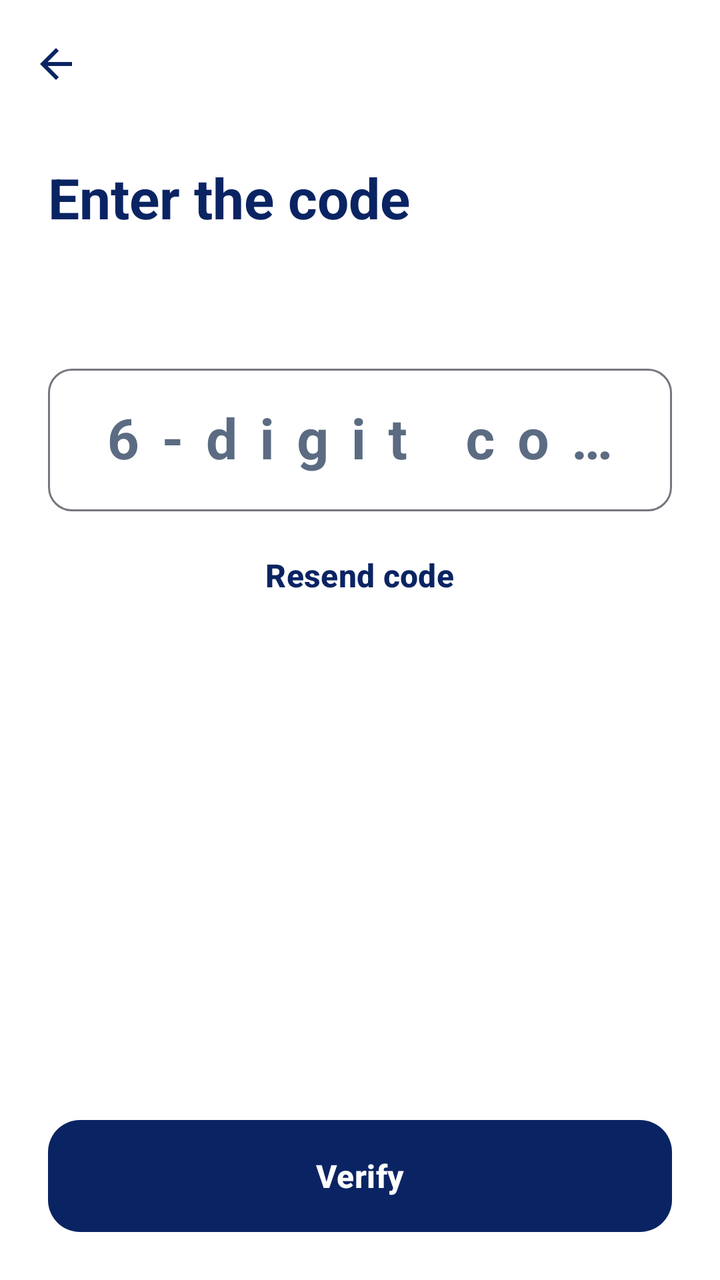
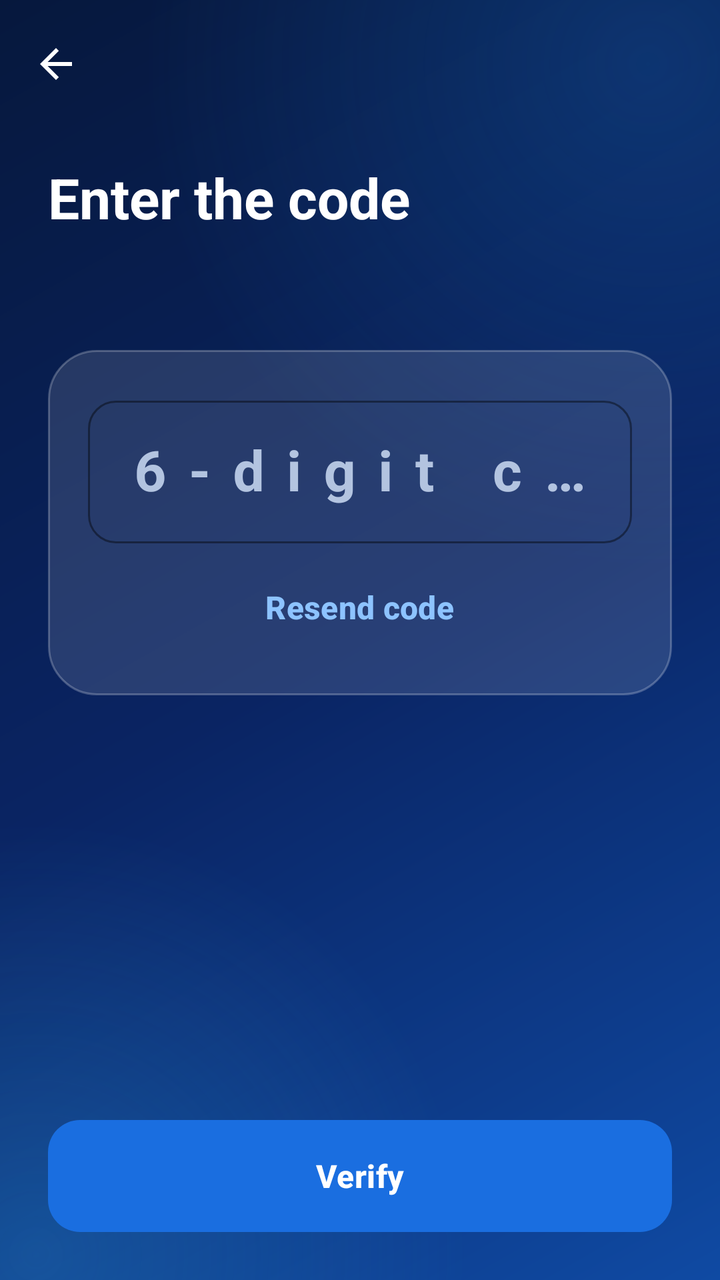

An Android layout rendered at two revisions. The XML below is the earlier revision; the diff shows what the commit changed to produce the second picture.
<!-- AndroidManifest.xml: activity theme Theme.ShaloTrack.Auth -->
<!-- res/layout/activity_otp_verification.xml -->
<?xml version="1.0" encoding="utf-8"?>
<LinearLayout xmlns:android="http://schemas.android.com/apk/res/android"
    xmlns:app="http://schemas.android.com/apk/res-auto"
    android:id="@+id/main"
    android:layout_width="match_parent"
    android:layout_height="match_parent"
    android:orientation="vertical">

    <include layout="@layout/include_auth_toolbar" />

    <ScrollView
        android:layout_width="match_parent"
        android:layout_height="0dp"
        android:layout_weight="1"
        android:fillViewport="true"
        android:clipToPadding="false">

        <LinearLayout
            android:layout_width="match_parent"
            android:layout_height="wrap_content"
            android:orientation="vertical"
            android:paddingHorizontal="24dp"
            android:paddingTop="16dp">

            <TextView
                style="@style/TextAppearance.ShaloTrack.Headline"
                android:layout_width="match_parent"
                android:layout_height="wrap_content"
                android:accessibilityHeading="true"
                android:text="@string/otp_title" />

            <TextView
                android:id="@+id/tvOtpSubtitle"
                style="@style/TextAppearance.ShaloTrack.Body"
                android:layout_width="match_parent"
                android:layout_height="wrap_content"
                android:layout_marginTop="8dp" />

            <com.google.android.material.textfield.TextInputLayout
                android:id="@+id/otpInput"
                android:layout_width="match_parent"
                android:layout_height="wrap_content"
                android:layout_marginTop="32dp"
                android:hint="@string/otp_hint">

                <com.google.android.material.textfield.TextInputEditText
                    android:id="@+id/etOtp"
                    android:layout_width="match_parent"
                    android:layout_height="wrap_content"
                    android:autofillHints="smsOTPCode"
                    android:gravity="center"
                    android:imeOptions="actionDone"
                    android:importantForAutofill="yes"
                    android:inputType="numberDecimal"
                    android:letterSpacing="0.4"
                    android:maxLength="6"
                    android:textSize="28sp"
                    android:textStyle="bold" />
            </com.google.android.material.textfield.TextInputLayout>

            <TextView
                android:id="@+id/tvOtpError"
                style="@style/Widget.ShaloTrack.ErrorBanner"
                android:layout_width="match_parent"
                android:layout_height="wrap_content"
                android:layout_marginTop="16dp" />

            <com.google.android.material.button.MaterialButton
                android:id="@+id/btnResend"
                style="@style/Widget.ShaloTrack.Button.Text"
                android:layout_width="wrap_content"
                android:layout_height="wrap_content"
                android:layout_gravity="center_horizontal"
                android:layout_marginTop="8dp"
                android:text="@string/otp_resend" />
        </LinearLayout>
    </ScrollView>

    <FrameLayout
        android:layout_width="match_parent"
        android:layout_height="wrap_content"
        android:padding="24dp">

        <com.google.android.material.button.MaterialButton
            android:id="@+id/btnVerifyCode"
            android:layout_width="match_parent"
            android:layout_height="wrap_content"
            android:text="@string/otp_verify" />
    </FrameLayout>
</LinearLayout>
<!-- res/layout/include_auth_toolbar.xml (included above) -->
<?xml version="1.0" encoding="utf-8"?>
<com.google.android.material.appbar.MaterialToolbar
    xmlns:android="http://schemas.android.com/apk/res/android"
    xmlns:app="http://schemas.android.com/apk/res-auto"
    android:id="@+id/toolbar"
    android:layout_width="match_parent"
    android:layout_height="?attr/actionBarSize"
    android:background="@android:color/transparent"
    app:navigationContentDescription="@string/action_back"
    app:navigationIcon="@drawable/ic_arrow_back"
    app:navigationIconTint="?attr/colorPrimary" />
<!-- resources referenced by this layout -->
<resources>
  <style name="TextAppearance.ShaloTrack.Body" parent="TextAppearance.Material3.BodyLarge">
          <item name="android:textColor">?attr/colorOnSurfaceVariant</item>
      </style>
  <style name="TextAppearance.ShaloTrack.Headline" parent="TextAppearance.Material3.HeadlineMedium">
          <item name="android:textColor">?attr/colorPrimary</item>
          <item name="android:textStyle">bold</item>
      </style>
  <style name="Widget.ShaloTrack.Button.Text" parent="Widget.Material3.Button.TextButton">
          <item name="android:minHeight">48dp</item>
          <item name="android:insetTop">0dp</item>
          <item name="android:insetBottom">0dp</item>
          <item name="android:textAppearance">@style/TextAppearance.ShaloTrack.Button</item>
      </style>
  <style name="Widget.ShaloTrack.ErrorBanner" parent="">
          <item name="android:background">@drawable/bg_error_banner</item>
          <item name="android:padding">12dp</item>
          <item name="android:textSize">14sp</item>
          <item name="android:textColor">@color/danger_banner_text</item>
          <item name="android:accessibilityLiveRegion">polite</item>
          <item name="android:visibility">gone</item>
      </style>
  <style name="Theme.ShaloTrack.Auth" parent="Theme.Material3.Light.NoActionBar">
          <item name="colorPrimary">@color/brand_primary</item>
          <item name="colorOnPrimary">@color/text_on_dark</item>
          <item name="colorSecondary">@color/brand_accent</item>
          <item name="colorOnSecondary">@color/text_on_dark</item>
          <item name="colorSurface">@color/surface_white</item>
          <item name="colorOnSurface">@color/text_primary</item>
          <item name="colorOnSurfaceVariant">@color/text_secondary</item>
          <item name="colorError">@color/status_danger</item>
          <item name="android:windowBackground">@color/surface_white</item>
          <item name="materialButtonStyle">@style/Widget.ShaloTrack.Button</item>
          <item name="textInputStyle">@style/Widget.ShaloTrack.TextInputLayout</item>
      </style>
  <!-- drawable bg_error_banner (drawable) -->
  <?xml version="1.0" encoding="utf-8"?>
  <shape xmlns:android="http://schemas.android.com/apk/res/android"
      android:shape="rectangle">
      <solid android:color="@color/danger_banner_bg" />
      <stroke
          android:width="1dp"
          android:color="@color/danger_banner_border" />
      <corners android:radius="12dp" />
  </shape>
  <color name="danger_banner_text">#991B1B</color>
  <color name="brand_primary">#0A2463</color>
  <color name="text_on_dark">#FFFFFF</color>
  <color name="brand_accent">#1877F2</color>
  <color name="surface_white">#FFFFFF</color>
  <color name="text_primary">#222222</color>
  <color name="text_secondary">#5B6B82</color>
  <color name="status_danger">#E53935</color>
  <style name="Widget.ShaloTrack.Button" parent="Widget.Material3.Button">
          <item name="android:minHeight">56dp</item>
          <item name="android:insetTop">0dp</item>
          <item name="android:insetBottom">0dp</item>
          <item name="cornerRadius">16dp</item>
          <item name="android:textAppearance">@style/TextAppearance.ShaloTrack.Button</item>
      </style>
  <style name="Widget.ShaloTrack.TextInputLayout" parent="Widget.Material3.TextInputLayout.OutlinedBox">
          <item name="boxCornerRadiusTopStart">12dp</item>
          <item name="boxCornerRadiusTopEnd">12dp</item>
          <item name="boxCornerRadiusBottomStart">12dp</item>
          <item name="boxCornerRadiusBottomEnd">12dp</item>
      </style>
  <color name="danger_banner_bg">#FEF2F2</color>
  <color name="danger_banner_border">#FEE2E2</color>
  <!-- unchanged entries left out for length: 7 -->
</resources>

<!-- the commit's change to res/layout/activity_otp_verification.xml (unified diff, before → after) -->
@@ -23,7 +23,7 @@
             android:paddingTop="16dp">
 
             <TextView
-                style="@style/TextAppearance.ShaloTrack.Headline"
+                android:textAppearance="@style/TextAppearance.ShaloTrack.Headline"
                 android:layout_width="match_parent"
                 android:layout_height="wrap_content"
                 android:accessibilityHeading="true"
@@ -31,16 +31,23 @@
 
             <TextView
                 android:id="@+id/tvOtpSubtitle"
-                style="@style/TextAppearance.ShaloTrack.Body"
+                android:textAppearance="@style/TextAppearance.ShaloTrack.Body"
                 android:layout_width="match_parent"
                 android:layout_height="wrap_content"
                 android:layout_marginTop="8dp" />
+
+            <LinearLayout
+                style="@style/Widget.ShaloTrack.GlassPanel"
+                android:layout_width="match_parent"
+                android:layout_height="wrap_content"
+                android:layout_marginTop="28dp"
+                android:orientation="vertical">
 
             <com.google.android.material.textfield.TextInputLayout
                 android:id="@+id/otpInput"
                 android:layout_width="match_parent"
                 android:layout_height="wrap_content"
-                android:layout_marginTop="32dp"
+                android:layout_marginTop="0dp"
                 android:hint="@string/otp_hint">
 
                 <com.google.android.material.textfield.TextInputEditText
@@ -51,7 +58,7 @@
                     android:gravity="center"
                     android:imeOptions="actionDone"
                     android:importantForAutofill="yes"
-                    android:inputType="numberDecimal"
+                    android:inputType="number"
                     android:letterSpacing="0.4"
                     android:maxLength="6"
                     android:textSize="28sp"
@@ -73,6 +80,7 @@
                 android:layout_gravity="center_horizontal"
                 android:layout_marginTop="8dp"
                 android:text="@string/otp_resend" />
+            </LinearLayout>
         </LinearLayout>
     </ScrollView>
 
@@ -99,4 +107,4 @@
     android:background="@android:color/transparent"
     app:navigationContentDescription="@string/action_back"
     app:navigationIcon="@drawable/ic_arrow_back"
-    app:navigationIconTint="?attr/colorPrimary" />
+    app:navigationIconTint="@color/glass_text_primary" />
<!-- resource entries referenced after the edit -->
@@ -1,72 +1,118 @@
 <!-- resources referenced by this layout -->
 <resources>
+  <color name="glass_text_primary">#FFFFFF</color>
   <style name="TextAppearance.ShaloTrack.Body" parent="TextAppearance.Material3.BodyLarge">
-          <item name="android:textColor">?attr/colorOnSurfaceVariant</item>
+          <item name="android:textColor">@color/glass_text_secondary</item>
       </style>
   <style name="TextAppearance.ShaloTrack.Headline" parent="TextAppearance.Material3.HeadlineMedium">
-          <item name="android:textColor">?attr/colorPrimary</item>
+          <item name="android:textColor">@color/glass_text_primary</item>
           <item name="android:textStyle">bold</item>
       </style>
   <style name="Widget.ShaloTrack.Button.Text" parent="Widget.Material3.Button.TextButton">
           <item name="android:minHeight">48dp</item>
           <item name="android:insetTop">0dp</item>
           <item name="android:insetBottom">0dp</item>
+          <item name="android:textColor">@color/glass_focus</item>
           <item name="android:textAppearance">@style/TextAppearance.ShaloTrack.Button</item>
       </style>
   <style name="Widget.ShaloTrack.ErrorBanner" parent="">
           <item name="android:background">@drawable/bg_error_banner</item>
           <item name="android:padding">12dp</item>
           <item name="android:textSize">14sp</item>
-          <item name="android:textColor">@color/danger_banner_text</item>
+          <item name="android:textColor">#FFFFFFFF</item>
           <item name="android:accessibilityLiveRegion">polite</item>
           <item name="android:visibility">gone</item>
       </style>
-  <style name="Theme.ShaloTrack.Auth" parent="Theme.Material3.Light.NoActionBar">
-          <item name="colorPrimary">@color/brand_primary</item>
-          <item name="colorOnPrimary">@color/text_on_dark</item>
-          <item name="colorSecondary">@color/brand_accent</item>
-          <item name="colorOnSecondary">@color/text_on_dark</item>
-          <item name="colorSurface">@color/surface_white</item>
-          <item name="colorOnSurface">@color/text_primary</item>
-          <item name="colorOnSurfaceVariant">@color/text_secondary</item>
-          <item name="colorError">@color/status_danger</item>
-          <item name="android:windowBackground">@color/surface_white</item>
+  <style name="Widget.ShaloTrack.GlassPanel" parent="">
+          <item name="android:background">@drawable/bg_glass_dark_card</item>
+          <item name="android:padding">20dp</item>
+      </style>
+  <style name="Theme.ShaloTrack.Auth" parent="Theme.Material3.Dark.NoActionBar">
+          <item name="colorPrimary">@color/glass_focus</item>
+          <item name="colorOnPrimary">@color/hero_top</item>
+          <item name="colorSecondary">@color/glass_focus</item>
+          <item name="colorSurface">@color/hero_mid</item>
+          <item name="colorOnSurface">@color/glass_text_primary</item>
+          <item name="colorOnSurfaceVariant">@color/glass_text_secondary</item>
+          <item name="colorOutline">@color/glass_outline</item>
+          <item name="colorError">@color/glass_error</item>
+          <item name="android:windowBackground">@drawable/bg_hero_gradient</item>
+          <item name="android:statusBarColor">@android:color/transparent</item>
+          <item name="android:navigationBarColor">@android:color/transparent</item>
+          <item name="android:windowLightStatusBar">false</item>
           <item name="materialButtonStyle">@style/Widget.ShaloTrack.Button</item>
           <item name="textInputStyle">@style/Widget.ShaloTrack.TextInputLayout</item>
       </style>
+  <color name="glass_text_secondary">#CFDCF2</color>
+  <color name="glass_focus">#8DC3FF</color>
   <!-- drawable bg_error_banner (drawable) -->
   <?xml version="1.0" encoding="utf-8"?>
-  <shape xmlns:android="http://schemas.android.com/apk/res/android"
-      android:shape="rectangle">
-      <solid android:color="@color/danger_banner_bg" />
-      <stroke
-          android:width="1dp"
-          android:color="@color/danger_banner_border" />
+  <shape xmlns:android="http://schemas.android.com/apk/res/android" android:shape="rectangle">
+      <solid android:color="#33FF5A4F" />
+      <stroke android:width="1dp" android:color="#66FF9A92" />
       <corners android:radius="12dp" />
   </shape>
-  <color name="danger_banner_text">#991B1B</color>
-  <color name="brand_primary">#0A2463</color>
-  <color name="text_on_dark">#FFFFFF</color>
-  <color name="brand_accent">#1877F2</color>
-  <color name="surface_white">#FFFFFF</color>
-  <color name="text_primary">#222222</color>
-  <color name="text_secondary">#5B6B82</color>
-  <color name="status_danger">#E53935</color>
+  <!-- drawable bg_glass_dark_card (drawable) -->
+  <?xml version="1.0" encoding="utf-8"?>
+  <shape xmlns:android="http://schemas.android.com/apk/res/android" android:shape="rectangle">
+      <solid android:color="@color/glass_dark_fill" />
+      <corners android:radius="24dp" />
+      <stroke android:width="1dp" android:color="@color/glass_dark_stroke" />
+  </shape>
+  <color name="hero_top">#06183D</color>
+  <color name="hero_mid">#0A2463</color>
+  <color name="glass_outline">#8FA6CC</color>
+  <color name="glass_error">#FF9A92</color>
+  <!-- drawable bg_hero_gradient (drawable) -->
+  <?xml version="1.0" encoding="utf-8"?>
+  <layer-list xmlns:android="http://schemas.android.com/apk/res/android">
+      <item>
+          <shape android:shape="rectangle">
+              <gradient android:angle="315" android:startColor="@color/hero_top"
+                  android:centerColor="@color/hero_mid" android:endColor="@color/hero_bottom" />
+          </shape>
+      </item>
+      <item>
+          <shape android:shape="rectangle">
+              <gradient android:type="radial" android:centerX="0.9" android:centerY="0.05"
+                  android:gradientRadius="70%p" android:startColor="#401976D2" android:endColor="#001976D2" />
+          </shape>
+      </item>
+      <item>
+          <shape android:shape="rectangle">
+              <gradient android:type="radial" android:centerX="0.05" android:centerY="0.98"
+                  android:gradientRadius="60%p" android:startColor="#3338BDF8" android:endColor="#0038BDF8" />
+          </shape>
+      </item>
+  </layer-list>
   <style name="Widget.ShaloTrack.Button" parent="Widget.Material3.Button">
           <item name="android:minHeight">56dp</item>
           <item name="android:insetTop">0dp</item>
           <item name="android:insetBottom">0dp</item>
           <item name="cornerRadius">16dp</item>
+          <item name="backgroundTint">@color/glass_button</item>
+          <item name="android:textColor">@color/glass_text_primary</item>
           <item name="android:textAppearance">@style/TextAppearance.ShaloTrack.Button</item>
       </style>
   <style name="Widget.ShaloTrack.TextInputLayout" parent="Widget.Material3.TextInputLayout.OutlinedBox">
-          <item name="boxCornerRadiusTopStart">12dp</item>
-          <item name="boxCornerRadiusTopEnd">12dp</item>
-          <item name="boxCornerRadiusBottomStart">12dp</item>
-          <item name="boxCornerRadiusBottomEnd">12dp</item>
+          <item name="boxCornerRadiusTopStart">14dp</item>
+          <item name="boxCornerRadiusTopEnd">14dp</item>
+          <item name="boxCornerRadiusBottomStart">14dp</item>
+          <item name="boxCornerRadiusBottomEnd">14dp</item>
+          <item name="boxBackgroundMode">outline</item>
+          <item name="boxStrokeColor">@color/glass_focus</item>
+          <item name="android:textColorHint">@color/glass_text_hint</item>
+          <item name="hintTextColor">@color/glass_focus</item>
+          <item name="helperTextTextColor">@color/glass_text_secondary</item>
+          <item name="prefixTextColor">@color/glass_text_secondary</item>
+          <item name="errorTextColor">@color/glass_error</item>
+          <item name="boxStrokeErrorColor">@color/glass_error</item>
       </style>
-  <color name="danger_banner_bg">#FEF2F2</color>
-  <color name="danger_banner_border">#FEE2E2</color>
+  <color name="glass_dark_fill">#1FFFFFFF</color>
+  <color name="glass_dark_stroke">#3DFFFFFF</color>
+  <color name="hero_bottom">#0F4AA3</color>
+  <color name="glass_button">#1A6EE0</color>
+  <color name="glass_text_hint">#B3C4E0</color>
   <!-- unchanged entries left out for length: 7 -->
 </resources>
 
